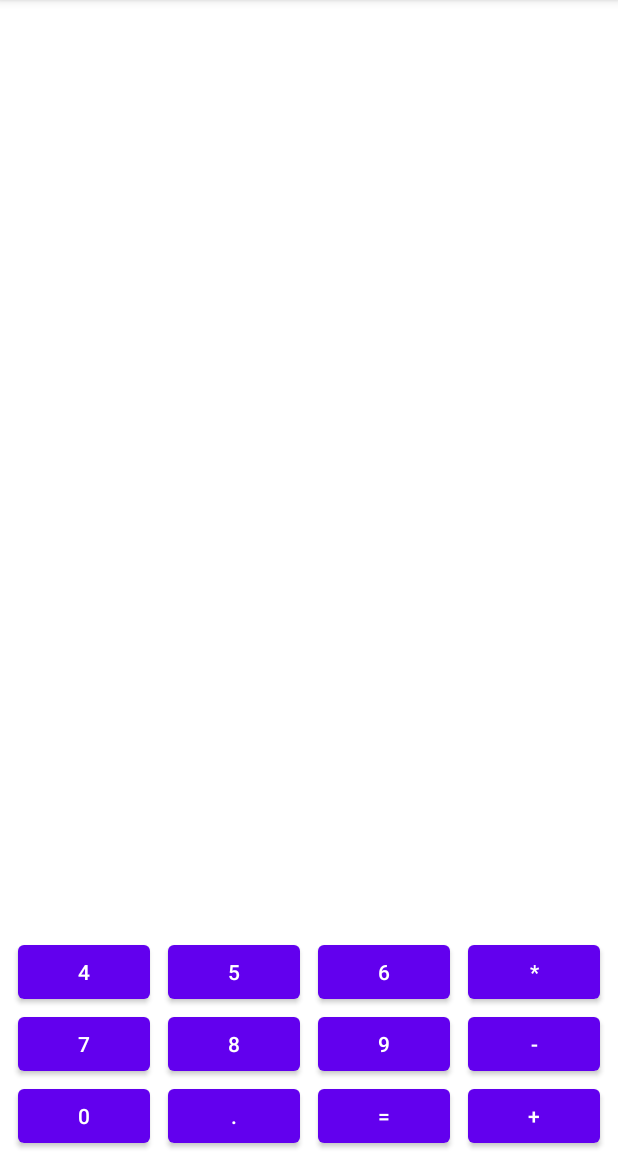
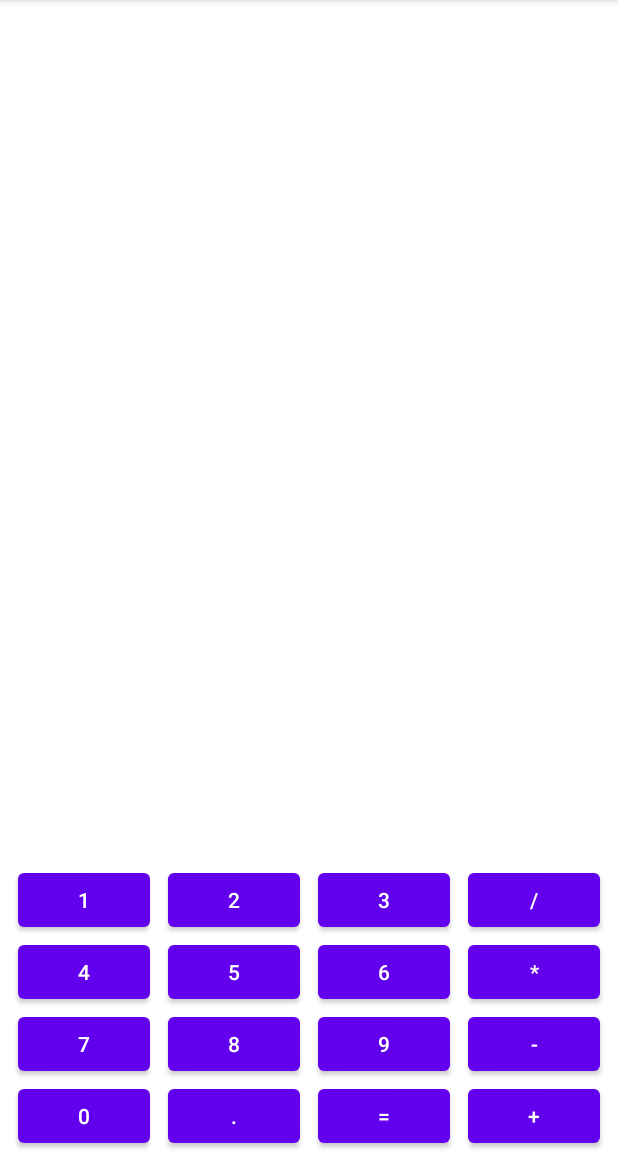
Before and after one commit to AleksTereh/calc1, an Android app: the screen it shows after launch (MainActivity), on a phone screen of 412 x 824 dp, the part 84-1236 px from its top. Run offline under Robolectric (Android 15) with nearby library versions, the phone set to English and light mode, and no system bars.

Commit message:
btn1,2,3,division

```diff
--- a/app/src/main/res/layout/activity_main.xml
+++ b/app/src/main/res/layout/activity_main.xml
@@ -135,6 +135,42 @@
             app:layout_constraintEnd_toEndOf="parent"
             app:layout_constraintStart_toEndOf="@+id/btn6" />
 
+        <Button
+            android:id="@+id/btn1"
+            android:layout_width="wrap_content"
+            android:layout_height="wrap_content"
+            android:text="@string/_1"
+            app:layout_constraintBottom_toTopOf="@+id/btn4"
+            app:layout_constraintEnd_toStartOf="@+id/btn2"
+            app:layout_constraintStart_toStartOf="parent" />
+
+        <Button
+            android:id="@+id/btn2"
+            android:layout_width="wrap_content"
+            android:layout_height="wrap_content"
+            android:text="@string/_2"
+            app:layout_constraintBottom_toTopOf="@+id/btn5"
+            app:layout_constraintEnd_toStartOf="@+id/btn3"
+            app:layout_constraintStart_toEndOf="@+id/btn1" />
+
+        <Button
+            android:id="@+id/btn3"
+            android:layout_width="wrap_content"
+            android:layout_height="wrap_content"
+            android:text="@string/_3"
+            app:layout_constraintBottom_toTopOf="@+id/btn6"
+            app:layout_constraintEnd_toStartOf="@+id/btnDivision"
+            app:layout_constraintStart_toEndOf="@+id/btn2" />
+
+        <Button
+            android:id="@+id/btnDivision"
+            android:layout_width="wrap_content"
+            android:layout_height="wrap_content"
+            android:text="@string/division"
+            app:layout_constraintBottom_toTopOf="@+id/btnMultiplication"
+            app:layout_constraintEnd_toEndOf="parent"
+            app:layout_constraintStart_toEndOf="@+id/btn3" />
+
     </androidx.constraintlayout.widget.ConstraintLayout>
 
 </androidx.constraintlayout.widget.ConstraintLayout>
--- a/app/src/main/res/values/strings.xml
+++ b/app/src/main/res/values/strings.xml
@@ -12,4 +12,8 @@
     <string name="_5">5</string>
     <string name="_6">6</string>
     <string name="multiplication">*</string>
+    <string name="_1">1</string>
+    <string name="_2">2</string>
+    <string name="_3">3</string>
+    <string name="division">/</string>
 </resources>
```
